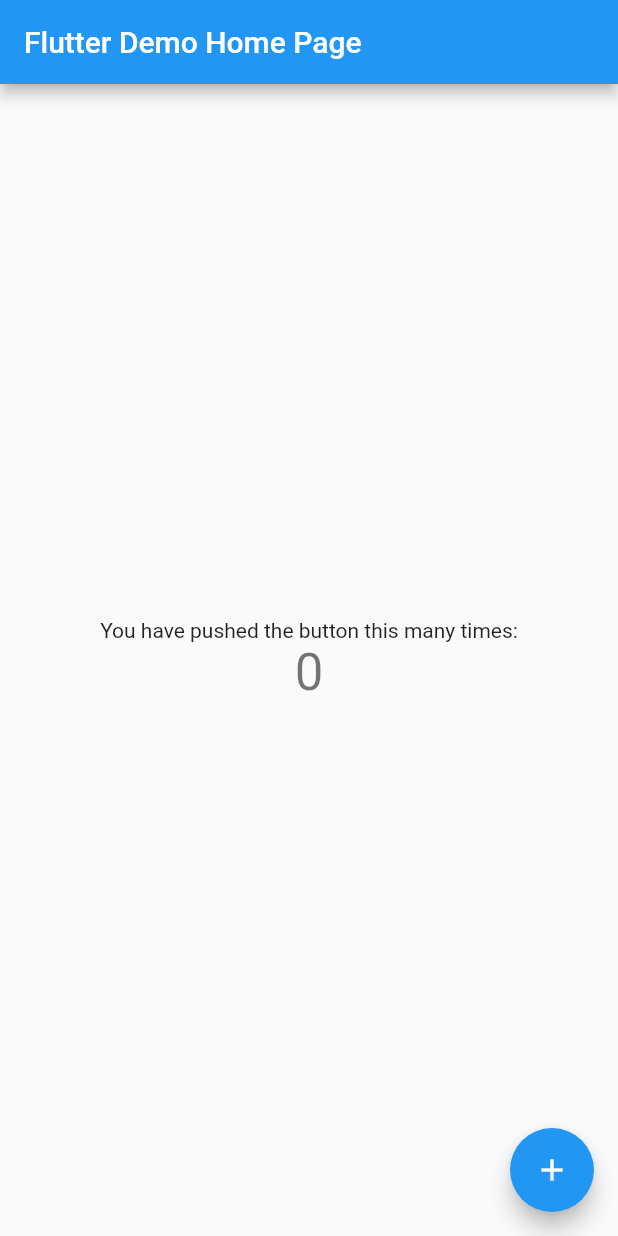
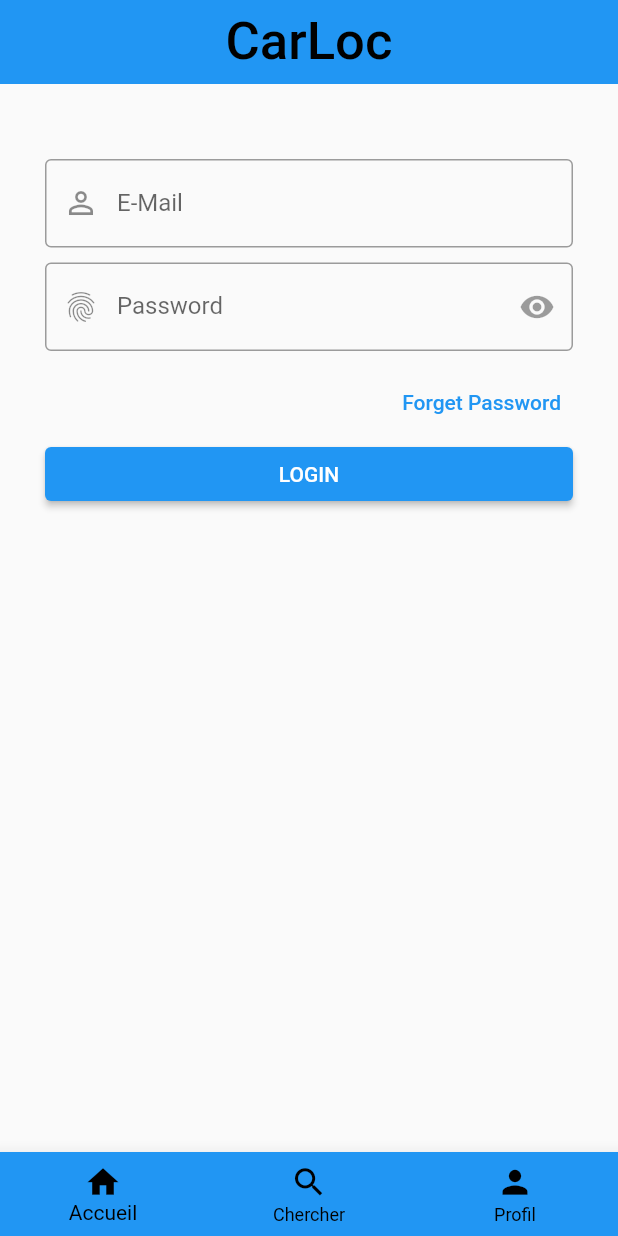
Before and after one commit to Moussa-Dara/project, a Flutter app: the screen it shows after launch, on a phone screen of 412 x 824 dp. Run offline on Flutter 3.47's test engine with Material 2 defaults, Android fonts, the phone set to English and light mode, and no system bars; our stand-ins replace firebase_core, google_fonts; accounts and stored records are empty; Roboto replaces fonts that are missing (Satisfy).

Commit message:
appli mis a jour

```diff
--- a/lib/main.dart
+++ b/lib/main.dart
@@ -1,115 +1,68 @@
 import 'package:flutter/material.dart';
+import 'src/features/authentification/screens/login/login_screen.dart';
+import 'package:google_fonts/google_fonts.dart';
 
 void main() {
   runApp(const MyApp());
 }
 
-class MyApp extends StatelessWidget {
+class MyApp extends StatefulWidget {
   const MyApp({super.key});
 
-  // This widget is the root of your application.
   @override
-  Widget build(BuildContext context) {
-    return MaterialApp(
-      title: 'Flutter Demo',
-      theme: ThemeData(
-        // This is the theme of your application.
-        //
-        // Try running your application with "flutter run". You'll see the
-        // application has a blue toolbar. Then, without quitting the app, try
-        // changing the primarySwatch below to Colors.green and then invoke
-        // "hot reload" (press "r" in the console where you ran "flutter run",
-        // or simply save your changes to "hot reload" in a Flutter IDE).
-        // Notice that the counter didn't reset back to zero; the application
-        // is not restarted.
-        primarySwatch: Colors.blue,
-      ),
-      home: const MyHomePage(title: 'Flutter Demo Home Page'),
-    );
-  }
+  State<MyApp> createState() => _MyAppState();
 }
 
-class MyHomePage extends StatefulWidget {
-  const MyHomePage({super.key, required this.title});
+class _MyAppState extends State<MyApp> {
+  //sauvegarder le nmr actu de la page
 
-  // This widget is the home page of your application. It is stateful, meaning
-  // that it has a State object (defined below) that contains fields that affect
-  // how it looks.
+  int _currentIndex = 0;
 
-  // This class is the configuration for the state. It holds the values (in this
-  // case the title) provided by the parent (in this case the App widget) and
-  // used by the build method of the State. Fields in a Widget subclass are
-  // always marked "final".
 
-  final String title;
-
-  @override
-  State<MyHomePage> createState() => _MyHomePageState();
-}
-
-class _MyHomePageState extends State<MyHomePage> {
-  int _counter = 0;
-
-  void _incrementCounter() {
+  //mettre a jour le nmr de page
+  setCurrentIndex(int index) {
     setState(() {
-      // This call to setState tells the Flutter framework that something has
-      // changed in this State, which causes it to rerun the build method below
-      // so that the display can reflect the updated values. If we changed
-      // _counter without calling setState(), then the build method would not be
-      // called again, and so nothing would appear to happen.
-      _counter++;
+      _currentIndex = index;
     });
   }
 
   @override
   Widget build(BuildContext context) {
-    // This method is rerun every time setState is called, for instance as done
-    // by the _incrementCounter method above.
-    //
-    // The Flutter framework has been optimized to make rerunning build methods
-    // fast, so that you can just rebuild anything that needs updating rather
-    // than having to individually change instances of widgets.
-    return Scaffold(
-      appBar: AppBar(
-        // Here we take the value from the MyHomePage object that was created by
-        // the App.build method, and use it to set our appbar title.
-        title: Text(widget.title),
+    return MaterialApp(
+        debugShowCheckedModeBanner: false,
+        home: Scaffold(
+          appBar: AppBar(
+            backgroundColor: Colors.blue,
+            elevation: 0,
+            centerTitle: true,
+            // ignore: prefer_const_constructors
+            title: Text(
+              'CarLoc',
+              style: GoogleFonts.satisfy(textStyle: TextStyle(fontSize: 35), color: Colors.black) ,
+            ),
+
+          ),
+        //Naviguer entre les pages
+        body: const [ LoginScreen()][_currentIndex],
+        bottomNavigationBar: BottomNavigationBar(
+            currentIndex: _currentIndex,
+            onTap: (index) => setCurrentIndex(index),
+            type: BottomNavigationBarType.fixed,
+            selectedItemColor: Colors.black,
+            unselectedItemColor: Colors.black,
+            mouseCursor: SystemMouseCursors.grab,
+            backgroundColor: Colors.blue,
+            iconSize: 25,
+            elevation: 10,
+            items: const <BottomNavigationBarItem>[
+              BottomNavigationBarItem(
+                icon: Icon(Icons.home), label: 'Accueil' ),
+              BottomNavigationBarItem(
+                  icon: Icon(Icons.search),label: 'Chercher'),
+              BottomNavigationBarItem(
+                  icon: Icon(Icons.person), label: 'Profil' ),
+            ]),
       ),
-      body: Center(
-        // Center is a layout widget. It takes a single child and positions it
-        // in the middle of the parent.
-        child: Column(
-          // Column is also a layout widget. It takes a list of children and
-          // arranges them vertically. By default, it sizes itself to fit its
-          // children horizontally, and tries to be as tall as its parent.
-          //
-          // Invoke "debug painting" (press "p" in the console, choose the
-          // "Toggle Debug Paint" action from the Flutter Inspector in Android
-          // Studio, or the "Toggle Debug Paint" command in Visual Studio Code)
-          // to see the wireframe for each widget.
-          //
-          // Column has various properties to control how it sizes itself and
-          // how it positions its children. Here we use mainAxisAlignment to
-          // center the children vertically; the main axis here is the vertical
-          // axis because Columns are vertical (the cross axis would be
-          // horizontal).
-          mainAxisAlignment: MainAxisAlignment.center,
-          children: <Widget>[
-            const Text(
-              'You have pushed the button this many times:',
-            ),
-            Text(
-              '$_counter',
-              style: Theme.of(context).textTheme.headlineMedium,
-            ),
-          ],
-        ),
-      ),
-      floatingActionButton: FloatingActionButton(
-        onPressed: _incrementCounter,
-        tooltip: 'Increment',
-        child: const Icon(Icons.add),
-      ), // This trailing comma makes auto-formatting nicer for build methods.
     );
   }
 }
--- /dev/null
+++ b/lib/src/constants/sizes.dart
@@ -0,0 +1,7 @@
+/* -- App Sizing -- */
+
+//App default Sizing
+const tDefaultSize = 30.0;
+const tSplashContainerSize = 30.0;
+const tButtonHeight = 15.0;
+const tFormHeight = 30.0;
--- /dev/null
+++ b/lib/src/features/authentification/screens/login/login_form_widget.dart
@@ -0,0 +1,57 @@
+import 'package:flutter/material.dart';
+import '../../../../constants/text.dart';
+import '../../../../constants/sizes.dart';
+
+
+class LoginForm extends StatelessWidget {
+  const LoginForm({
+    Key? key,
+  }) : super(key: key);
+
+  @override
+  Widget build(BuildContext context) {
+    return Form(
+      child: Container(
+        padding: const EdgeInsets.symmetric(vertical: tFormHeight - 10),
+        child: Column(
+          crossAxisAlignment: CrossAxisAlignment.start,
+          children: [
+            TextFormField(
+              decoration: const InputDecoration(
+                  prefixIcon: Icon(Icons.person_outline_outlined),
+                  labelText: tEmail,
+                  hintText: tEmail,
+                  border: OutlineInputBorder()),
+            ),
+            const SizedBox(height: tFormHeight - 20),
+            TextFormField(
+              decoration: const InputDecoration(
+                prefixIcon: Icon(Icons.fingerprint),
+                labelText: tPassword,
+                hintText: tPassword,
+                border: OutlineInputBorder(),
+                suffixIcon: IconButton(
+                  onPressed: null,
+                  icon: Icon(Icons.remove_red_eye_sharp),
+                ),
+              ),
+            ),
+            const SizedBox(height: tFormHeight - 20),
+            Align(
+              alignment: Alignment.centerRight,
+              child: TextButton(
+                  onPressed: () {}, child: const Text(tForgetPassword)),
+            ),
+            SizedBox(
+              width: double.maxFinite,
+              child: ElevatedButton(
+                onPressed: () {},
+                child: Text(tLogin.toUpperCase()),
+              ),
+            ),
+          ],
+        ),
+      ),
+    );
+  }
+}
--- /dev/null
+++ b/lib/src/features/authentification/screens/login/login_screen.dart
@@ -0,0 +1,28 @@
+import '../../../../constants/sizes.dart';
+import 'package:flutter/material.dart';
+import 'login_form_widget.dart';
+import 'login_header_widget.dart';
+
+class LoginScreen extends StatelessWidget {
+  const LoginScreen({Key? key}) : super(key: key);
+
+  @override
+  Widget build(BuildContext context) {
+    //Get the size in LoginHeaderWidget()
+    return SafeArea(
+      child: Scaffold(
+        body: SingleChildScrollView(
+          child: Container(
+            padding: const EdgeInsets.all(tDefaultSize),
+            child: Column(
+              crossAxisAlignment: CrossAxisAlignment.start,
+              children: const [
+                LoginForm(),
+              ],
+            ),
+          ),
+        ),
+      ),
+    );
+  }
+}
--- a/pubspec.yaml
+++ b/pubspec.yaml
@@ -37,6 +37,7 @@ dependencies:
   cupertino_icons: ^1.0.2
   firebase_core: ^2.11.0
   firebase_auth: ^4.5.0
+  google_fonts: ^4.0.4
 
 dev_dependencies:
   flutter_test:
```
Also changed, not shown: lib/src/constants/text.dart (added, +60 -0 lines), lib/src/features/authentification/screens/login/login_header_widget.dart (added, +19 -0 lines), lib/firebase_options.dart, pubspec.lock, 3 other files.
